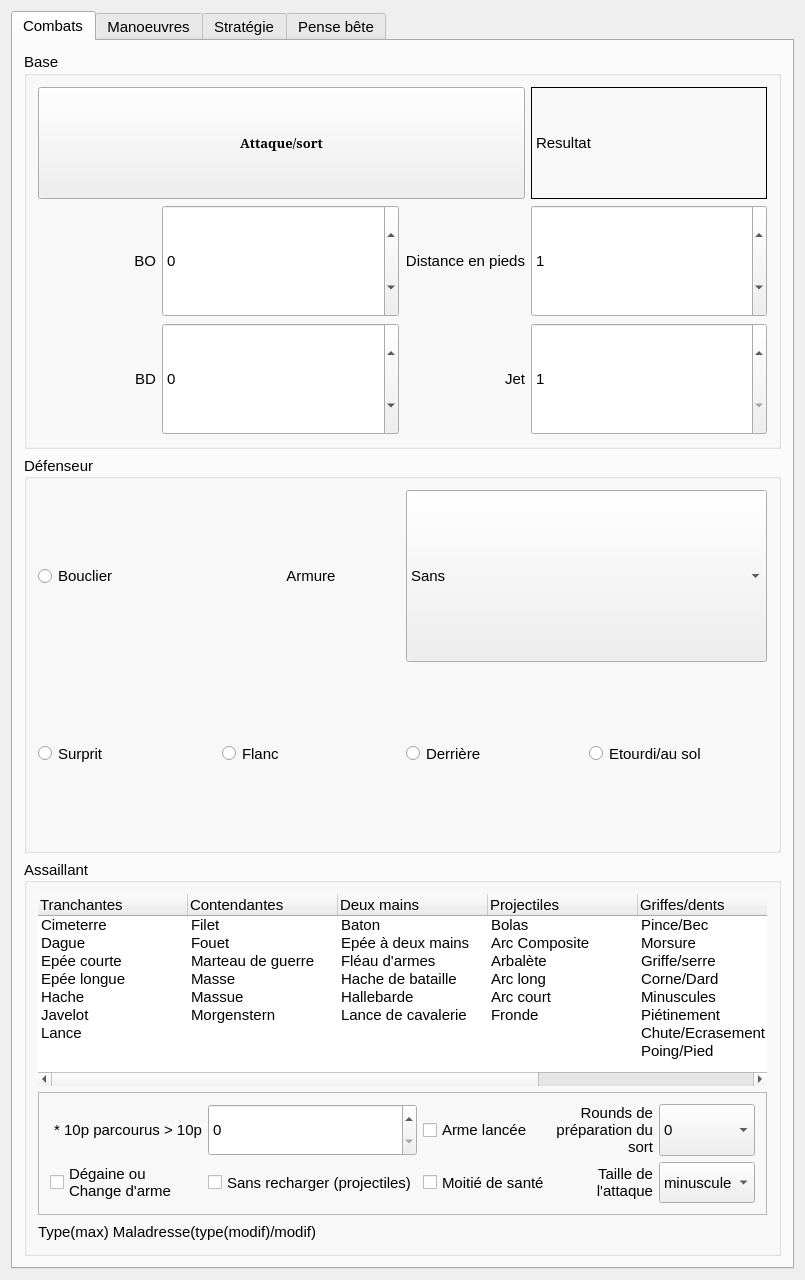
First picture: the form in mainwindow.ui, repository e2002e/JRTM-MERP, before the edit.
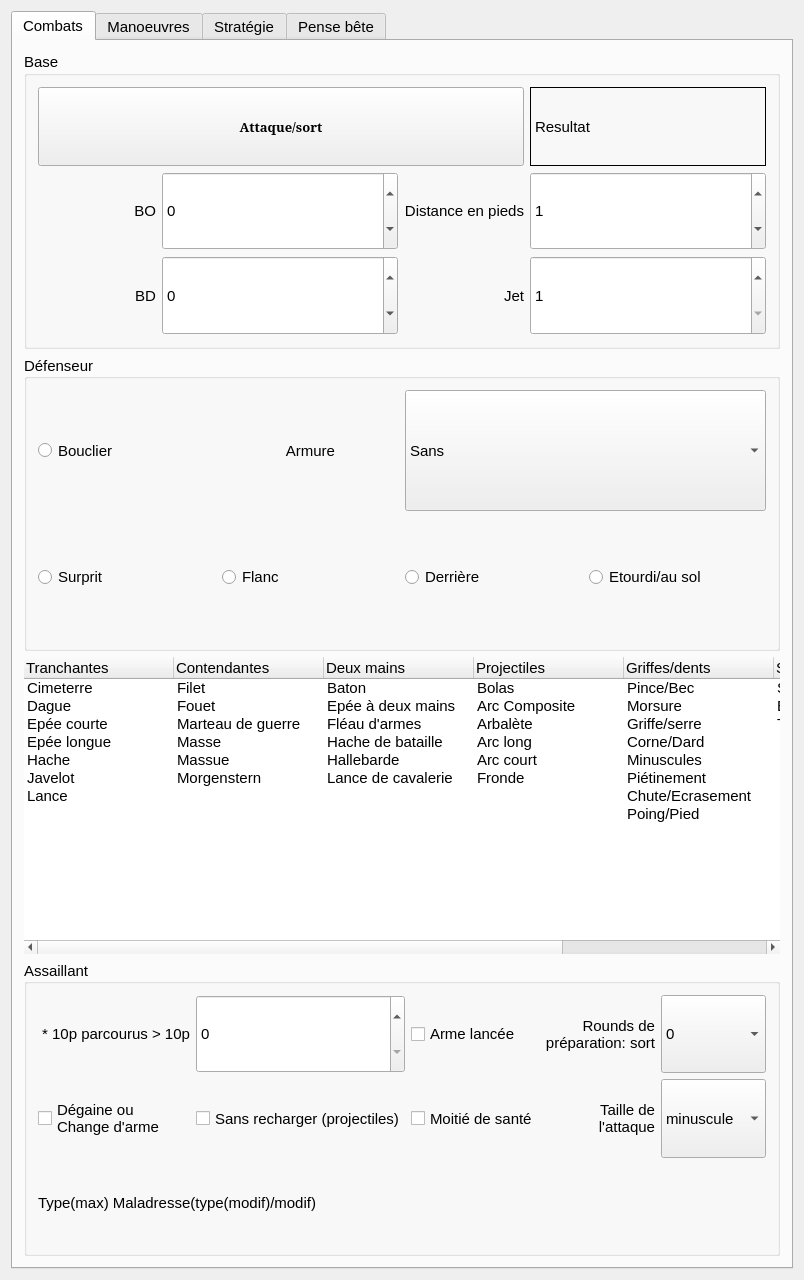
Second picture: the form after the edit. Icons and pictures are not drawn.

```diff
--- a/mainwindow.ui
+++ b/mainwindow.ui
@@ -6,7 +6,7 @@
    <rect>
     <x>0</x>
     <y>0</y>
-    <width>784</width>
+    <width>804</width>
     <height>1280</height>
    </rect>
   </property>
@@ -641,7 +641,308 @@
            <set>Qt::AlignLeading|Qt::AlignLeft|Qt::AlignVCenter</set>
           </property>
           <layout class="QGridLayout" name="gridLayout_8">
-           <item row="4" column="0" colspan="5">
+           <item row="0" column="4">
+            <widget class="QComboBox" name="comboBox_8">
+             <property name="enabled">
+              <bool>true</bool>
+             </property>
+             <property name="sizePolicy">
+              <sizepolicy hsizetype="Preferred" vsizetype="Preferred">
+               <horstretch>0</horstretch>
+               <verstretch>0</verstretch>
+              </sizepolicy>
+             </property>
+             <property name="sizeAdjustPolicy">
+              <enum>QComboBox::AdjustToContents</enum>
+             </property>
+             <item>
+              <property name="text">
+               <string>0</string>
+              </property>
+             </item>
+             <item>
+              <property name="text">
+               <string>1</string>
+              </property>
+             </item>
+             <item>
+              <property name="text">
+               <string>2</string>
+              </property>
+             </item>
+             <item>
+              <property name="text">
+               <string>3</string>
+              </property>
+             </item>
+             <item>
+              <property name="text">
+               <string>4</string>
+              </property>
+             </item>
+            </widget>
+           </item>
+           <item row="1" column="2">
+            <widget class="QCheckBox" name="checkBox_10">
+             <property name="sizePolicy">
+              <sizepolicy hsizetype="Preferred" vsizetype="Preferred">
+               <horstretch>0</horstretch>
+               <verstretch>0</verstretch>
+              </sizepolicy>
+             </property>
+             <property name="font">
+              <font>
+               <pointsize>11</pointsize>
+               <weight>50</weight>
+               <bold>false</bold>
+              </font>
+             </property>
+             <property name="text">
+              <string>Moitié de santé</string>
+             </property>
+             <property name="autoExclusive">
+              <bool>false</bool>
+             </property>
+            </widget>
+           </item>
+           <item row="1" column="1">
+            <widget class="QCheckBox" name="checkBox_2">
+             <property name="enabled">
+              <bool>true</bool>
+             </property>
+             <property name="sizePolicy">
+              <sizepolicy hsizetype="Preferred" vsizetype="Preferred">
+               <horstretch>0</horstretch>
+               <verstretch>0</verstretch>
+              </sizepolicy>
+             </property>
+             <property name="font">
+              <font>
+               <pointsize>11</pointsize>
+               <weight>50</weight>
+               <bold>false</bold>
+              </font>
+             </property>
+             <property name="layoutDirection">
+              <enum>Qt::LeftToRight</enum>
+             </property>
+             <property name="text">
+              <string>Sans recharger (projectiles)</string>
+             </property>
+            </widget>
+           </item>
+           <item row="1" column="3">
+            <widget class="QLabel" name="label_9">
+             <property name="sizePolicy">
+              <sizepolicy hsizetype="Preferred" vsizetype="Preferred">
+               <horstretch>0</horstretch>
+               <verstretch>0</verstretch>
+              </sizepolicy>
+             </property>
+             <property name="font">
+              <font>
+               <pointsize>11</pointsize>
+               <weight>50</weight>
+               <italic>false</italic>
+               <bold>false</bold>
+               <underline>false</underline>
+              </font>
+             </property>
+             <property name="text">
+              <string>Taille de
+l'attaque</string>
+             </property>
+             <property name="alignment">
+              <set>Qt::AlignRight|Qt::AlignTrailing|Qt::AlignVCenter</set>
+             </property>
+            </widget>
+           </item>
+           <item row="0" column="0">
+            <widget class="QLabel" name="label_7">
+             <property name="sizePolicy">
+              <sizepolicy hsizetype="Preferred" vsizetype="Preferred">
+               <horstretch>0</horstretch>
+               <verstretch>0</verstretch>
+              </sizepolicy>
+             </property>
+             <property name="font">
+              <font>
+               <pointsize>11</pointsize>
+               <weight>50</weight>
+               <bold>false</bold>
+              </font>
+             </property>
+             <property name="text">
+              <string> * 10p parcourus &gt; 10p</string>
+             </property>
+            </widget>
+           </item>
+           <item row="1" column="0">
+            <widget class="QCheckBox" name="checkBox_9">
+             <property name="sizePolicy">
+              <sizepolicy hsizetype="Preferred" vsizetype="Preferred">
+               <horstretch>0</horstretch>
+               <verstretch>0</verstretch>
+              </sizepolicy>
+             </property>
+             <property name="font">
+              <font>
+               <pointsize>11</pointsize>
+               <weight>50</weight>
+               <bold>false</bold>
+              </font>
+             </property>
+             <property name="text">
+              <string>Dégaine ou
+Change d'arme</string>
+             </property>
+             <property name="autoExclusive">
+              <bool>false</bool>
+             </property>
+            </widget>
+           </item>
+           <item row="0" column="1">
+            <widget class="QSpinBox" name="spinBox_5">
+             <property name="sizePolicy">
+              <sizepolicy hsizetype="Preferred" vsizetype="Preferred">
+               <horstretch>0</horstretch>
+               <verstretch>0</verstretch>
+              </sizepolicy>
+             </property>
+             <property name="layoutDirection">
+              <enum>Qt::LeftToRight</enum>
+             </property>
+             <property name="autoFillBackground">
+              <bool>false</bool>
+             </property>
+            </widget>
+           </item>
+           <item row="0" column="3">
+            <widget class="QLabel" name="label_34">
+             <property name="font">
+              <font>
+               <pointsize>11</pointsize>
+               <weight>50</weight>
+               <italic>false</italic>
+               <bold>false</bold>
+               <underline>false</underline>
+              </font>
+             </property>
+             <property name="layoutDirection">
+              <enum>Qt::LeftToRight</enum>
+             </property>
+             <property name="text">
+              <string>Rounds de
+préparation: sort</string>
+             </property>
+             <property name="alignment">
+              <set>Qt::AlignRight|Qt::AlignTrailing|Qt::AlignVCenter</set>
+             </property>
+            </widget>
+           </item>
+           <item row="1" column="4">
+            <widget class="QComboBox" name="comboBox_5">
+             <property name="enabled">
+              <bool>true</bool>
+             </property>
+             <property name="sizePolicy">
+              <sizepolicy hsizetype="Preferred" vsizetype="Preferred">
+               <horstretch>0</horstretch>
+               <verstretch>0</verstretch>
+              </sizepolicy>
+             </property>
+             <property name="layoutDirection">
+              <enum>Qt::LeftToRight</enum>
+             </property>
+             <property name="sizeAdjustPolicy">
+              <enum>QComboBox::AdjustToContents</enum>
+             </property>
+             <item>
+              <property name="text">
+               <string>minuscule</string>
+              </property>
+             </item>
+             <item>
+              <property name="text">
+               <string>petite</string>
+              </property>
+             </item>
+             <item>
+              <property name="text">
+               <string>moyenne</string>
+              </property>
+             </item>
+             <item>
+              <property name="text">
+               <string>grande</string>
+              </property>
+             </item>
+             <item>
+              <property name="text">
+               <string>énormes</string>
+              </property>
+             </item>
+            </widget>
+           </item>
+           <item row="0" column="2">
+            <widget class="QCheckBox" name="checkBox">
+             <property name="enabled">
+              <bool>true</bool>
+             </property>
+             <property name="sizePolicy">
+              <sizepolicy hsizetype="Preferred" vsizetype="Preferred">
+               <horstretch>0</horstretch>
+               <verstretch>0</verstretch>
+              </sizepolicy>
+             </property>
+             <property name="font">
+              <font>
+               <pointsize>11</pointsize>
+               <weight>50</weight>
+               <bold>false</bold>
+              </font>
+             </property>
+             <property name="layoutDirection">
+              <enum>Qt::LeftToRight</enum>
+             </property>
+             <property name="text">
+              <string>Arme lancée</string>
+             </property>
+             <property name="checkable">
+              <bool>true</bool>
+             </property>
+            </widget>
+           </item>
+           <item row="13" column="0" colspan="5">
+            <widget class="QLabel" name="label_6">
+             <property name="sizePolicy">
+              <sizepolicy hsizetype="Preferred" vsizetype="Preferred">
+               <horstretch>0</horstretch>
+               <verstretch>0</verstretch>
+              </sizepolicy>
+             </property>
+             <property name="font">
+              <font>
+               <pointsize>11</pointsize>
+               <weight>50</weight>
+               <bold>false</bold>
+              </font>
+             </property>
+             <property name="frameShape">
+              <enum>QFrame::NoFrame</enum>
+             </property>
+             <property name="frameShadow">
+              <enum>QFrame::Raised</enum>
+             </property>
+             <property name="text">
+              <string>Type(max) Maladresse(type(modif)/modif)</string>
+             </property>
+            </widget>
+           </item>
+          </layout>
+         </widget>
+        </item>
+        <item row="2" column="0">
             <widget class="QTreeWidget" name="treeWidget">
              <property name="sizePolicy">
               <sizepolicy hsizetype="Preferred" vsizetype="Preferred">
@@ -971,320 +1272,6 @@
                <string/>
               </property>
              </item>
-            </widget>
-           </item>
-           <item row="12" column="0" rowspan="3" colspan="5">
-            <widget class="QLabel" name="label_6">
-             <property name="sizePolicy">
-              <sizepolicy hsizetype="Preferred" vsizetype="Preferred">
-               <horstretch>0</horstretch>
-               <verstretch>0</verstretch>
-              </sizepolicy>
-             </property>
-             <property name="font">
-              <font>
-               <pointsize>11</pointsize>
-               <weight>50</weight>
-               <bold>false</bold>
-              </font>
-             </property>
-             <property name="frameShape">
-              <enum>QFrame::NoFrame</enum>
-             </property>
-             <property name="frameShadow">
-              <enum>QFrame::Raised</enum>
-             </property>
-             <property name="text">
-              <string>Type(max) Maladresse(type(modif)/modif)</string>
-             </property>
-            </widget>
-           </item>
-           <item row="5" column="0" colspan="5">
-            <widget class="QFrame" name="frame">
-             <property name="frameShape">
-              <enum>QFrame::StyledPanel</enum>
-             </property>
-             <property name="frameShadow">
-              <enum>QFrame::Raised</enum>
-             </property>
-             <layout class="QGridLayout" name="gridLayout_2">
-              <item row="0" column="4">
-               <widget class="QComboBox" name="comboBox_8">
-                <property name="enabled">
-                 <bool>true</bool>
-                </property>
-                <property name="sizePolicy">
-                 <sizepolicy hsizetype="Preferred" vsizetype="Preferred">
-                  <horstretch>0</horstretch>
-                  <verstretch>0</verstretch>
-                 </sizepolicy>
-                </property>
-                <property name="sizeAdjustPolicy">
-                 <enum>QComboBox::AdjustToContents</enum>
-                </property>
-                <item>
-                 <property name="text">
-                  <string>0</string>
-                 </property>
-                </item>
-                <item>
-                 <property name="text">
-                  <string>1</string>
-                 </property>
-                </item>
-                <item>
-                 <property name="text">
-                  <string>2</string>
-                 </property>
-                </item>
-                <item>
-                 <property name="text">
-                  <string>3</string>
-                 </property>
-                </item>
-                <item>
-                 <property name="text">
-                  <string>4</string>
-                 </property>
-                </item>
-               </widget>
-              </item>
-              <item row="0" column="3">
-               <widget class="QLabel" name="label_34">
-                <property name="font">
-                 <font>
-                  <pointsize>11</pointsize>
-                  <weight>50</weight>
-                  <italic>false</italic>
-                  <bold>false</bold>
-                  <underline>false</underline>
-                 </font>
-                </property>
-                <property name="layoutDirection">
-                 <enum>Qt::LeftToRight</enum>
-                </property>
-                <property name="text">
-                 <string>Rounds de
-préparation du
-sort</string>
-                </property>
-                <property name="alignment">
-                 <set>Qt::AlignRight|Qt::AlignTrailing|Qt::AlignVCenter</set>
-                </property>
-               </widget>
-              </item>
-              <item row="0" column="2">
-               <widget class="QCheckBox" name="checkBox">
-                <property name="enabled">
-                 <bool>true</bool>
-                </property>
-                <property name="sizePolicy">
-                 <sizepolicy hsizetype="Preferred" vsizetype="Preferred">
-                  <horstretch>0</horstretch>
-                  <verstretch>0</verstretch>
-                 </sizepolicy>
-                </property>
-                <property name="font">
-                 <font>
-                  <pointsize>11</pointsize>
-                  <weight>50</weight>
-                  <bold>false</bold>
-                 </font>
-                </property>
-                <property name="layoutDirection">
-                 <enum>Qt::LeftToRight</enum>
-                </property>
-                <property name="text">
-                 <string>Arme lancée</string>
-                </property>
-                <property name="checkable">
-                 <bool>true</bool>
-                </property>
-               </widget>
-              </item>
-              <item row="0" column="0">
-               <widget class="QLabel" name="label_7">
-                <property name="sizePolicy">
-                 <sizepolicy hsizetype="Preferred" vsizetype="Preferred">
-                  <horstretch>0</horstretch>
-                  <verstretch>0</verstretch>
-                 </sizepolicy>
-                </property>
-                <property name="font">
-                 <font>
-                  <pointsize>11</pointsize>
-                  <weight>50</weight>
-                  <bold>false</bold>
-                 </font>
-                </property>
-                <property name="text">
-                 <string> * 10p parcourus &gt; 10p</string>
-                </property>
-               </widget>
-              </item>
-              <item row="0" column="1">
-               <widget class="QSpinBox" name="spinBox_5">
-                <property name="sizePolicy">
-                 <sizepolicy hsizetype="Preferred" vsizetype="Preferred">
-                  <horstretch>0</horstretch>
-                  <verstretch>0</verstretch>
-                 </sizepolicy>
-                </property>
-                <property name="layoutDirection">
-                 <enum>Qt::LeftToRight</enum>
-                </property>
-                <property name="autoFillBackground">
-                 <bool>false</bool>
-                </property>
-               </widget>
-              </item>
-              <item row="1" column="4">
-               <widget class="QComboBox" name="comboBox_5">
-                <property name="enabled">
-                 <bool>true</bool>
-                </property>
-                <property name="sizePolicy">
-                 <sizepolicy hsizetype="Preferred" vsizetype="Preferred">
-                  <horstretch>0</horstretch>
-                  <verstretch>0</verstretch>
-                 </sizepolicy>
-                </property>
-                <property name="layoutDirection">
-                 <enum>Qt::LeftToRight</enum>
-                </property>
-                <property name="sizeAdjustPolicy">
-                 <enum>QComboBox::AdjustToContents</enum>
-                </property>
-                <item>
-                 <property name="text">
-                  <string>minuscule</string>
-                 </property>
-                </item>
-                <item>
-                 <property name="text">
-                  <string>petite</string>
-                 </property>
-                </item>
-                <item>
-                 <property name="text">
-                  <string>moyenne</string>
-                 </property>
-                </item>
-                <item>
-                 <property name="text">
-                  <string>grande</string>
-                 </property>
-                </item>
-                <item>
-                 <property name="text">
-                  <string>énormes</string>
-                 </property>
-                </item>
-               </widget>
-              </item>
-              <item row="1" column="3">
-               <widget class="QLabel" name="label_9">
-                <property name="sizePolicy">
-                 <sizepolicy hsizetype="Preferred" vsizetype="Preferred">
-                  <horstretch>0</horstretch>
-                  <verstretch>0</verstretch>
-                 </sizepolicy>
-                </property>
-                <property name="font">
-                 <font>
-                  <pointsize>11</pointsize>
-                  <weight>50</weight>
-                  <italic>false</italic>
-                  <bold>false</bold>
-                  <underline>false</underline>
-                 </font>
-                </property>
-                <property name="text">
-                 <string>Taille de
-l'attaque</string>
-                </property>
-                <property name="alignment">
-                 <set>Qt::AlignRight|Qt::AlignTrailing|Qt::AlignVCenter</set>
-                </property>
-               </widget>
-              </item>
-              <item row="1" column="2">
-               <widget class="QCheckBox" name="checkBox_10">
-                <property name="sizePolicy">
-                 <sizepolicy hsizetype="Preferred" vsizetype="Preferred">
-                  <horstretch>0</horstretch>
-                  <verstretch>0</verstretch>
-                 </sizepolicy>
-                </property>
-                <property name="font">
-                 <font>
-                  <pointsize>11</pointsize>
-                  <weight>50</weight>
-                  <bold>false</bold>
-                 </font>
-                </property>
-                <property name="text">
-                 <string>Moitié de santé</string>
-                </property>
-                <property name="autoExclusive">
-                 <bool>false</bool>
-                </property>
-               </widget>
-              </item>
-              <item row="1" column="1">
-               <widget class="QCheckBox" name="checkBox_2">
-                <property name="enabled">
-                 <bool>true</bool>
-                </property>
-                <property name="sizePolicy">
-                 <sizepolicy hsizetype="Preferred" vsizetype="Preferred">
-                  <horstretch>0</horstretch>
-                  <verstretch>0</verstretch>
-                 </sizepolicy>
-                </property>
-                <property name="font">
-                 <font>
-                  <pointsize>11</pointsize>
-                  <weight>50</weight>
-                  <bold>false</bold>
-                 </font>
-                </property>
-                <property name="layoutDirection">
-                 <enum>Qt::LeftToRight</enum>
-                </property>
-                <property name="text">
-                 <string>Sans recharger (projectiles)</string>
-                </property>
-               </widget>
-              </item>
-              <item row="1" column="0">
-               <widget class="QCheckBox" name="checkBox_9">
-                <property name="sizePolicy">
-                 <sizepolicy hsizetype="Preferred" vsizetype="Preferred">
-                  <horstretch>0</horstretch>
-                  <verstretch>0</verstretch>
-                 </sizepolicy>
-                </property>
-                <property name="font">
-                 <font>
-                  <pointsize>11</pointsize>
-                  <weight>50</weight>
-                  <bold>false</bold>
-                 </font>
-                </property>
-                <property name="text">
-                 <string>Dégaine ou
-Change d'arme</string>
-                </property>
-                <property name="autoExclusive">
-                 <bool>false</bool>
-                </property>
-               </widget>
-              </item>
-             </layout>
-            </widget>
-           </item>
-          </layout>
          </widget>
         </item>
        </layout>
```
Lines whose indentation alone changed are shown as unchanged.
